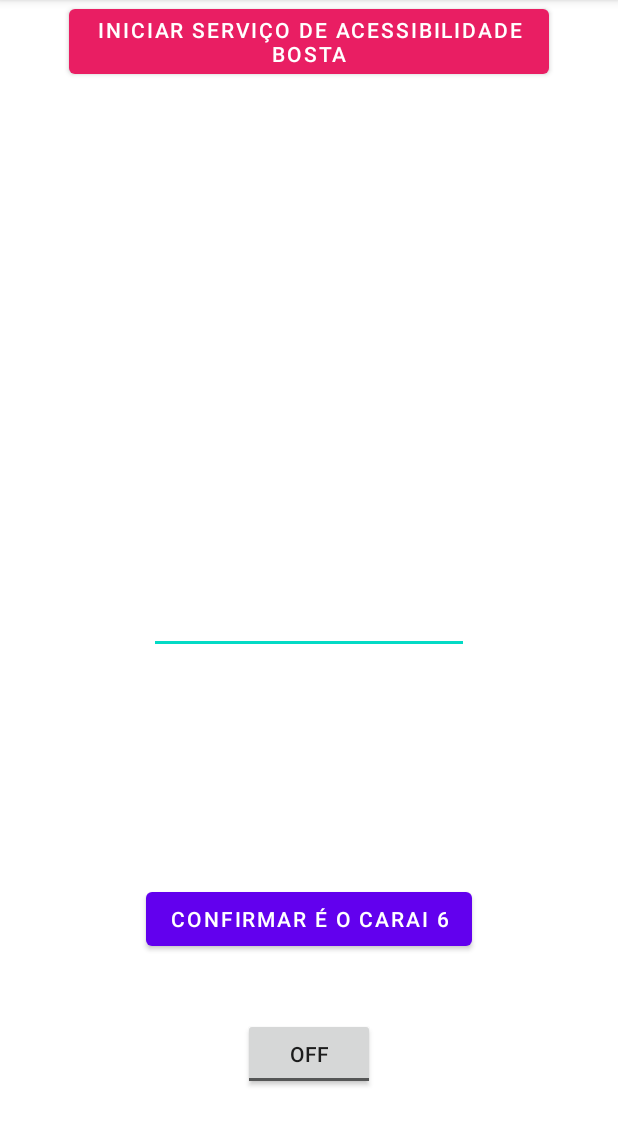
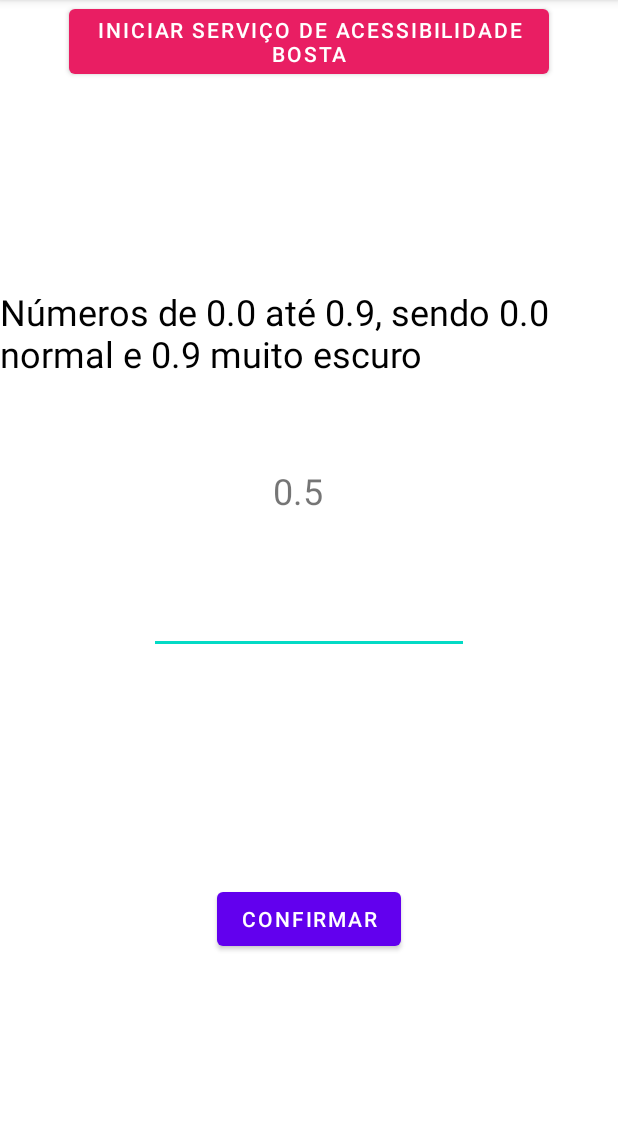
Before and after one commit to ulibte/SBDimmer, an Android app: the screen it shows after launch (MainActivity), on a phone screen of 412 x 824 dp, the part 84-1230 px from its top. Run offline under Robolectric (Android 15) with nearby library versions, the phone set to English and light mode, and no system bars.

Commit message:
deixei o valor na tela pro usario saber

```diff
--- a/app/src/main/java/com/outlook/ulibte/sbdimmer/AccessibilityServiceSBDimmer.kt
+++ b/app/src/main/java/com/outlook/ulibte/sbdimmer/AccessibilityServiceSBDimmer.kt
@@ -15,9 +15,8 @@ class AccessibilityServiceSBDimmer: AccessibilityService() {
     private lateinit var mSharedPreferenceNBDimmer: SharedPreferences
 
     private fun getDimAmount(): Float {
-        return mSharedPreferenceNBDimmer.getFloat("alpha", 0.5f)
+        return mSharedPreferenceNBDimmer.getFloat("dimAmount", 0.5f)
     }
-    //tentar contexto de outro lugar, testar da onde vem o contexto
 
     override fun onServiceConnected() {
         super.onServiceConnected()
@@ -36,7 +35,6 @@ class AccessibilityServiceSBDimmer: AccessibilityService() {
         layoutParams.height = WindowManager.LayoutParams.WRAP_CONTENT
         layoutParams.gravity = Gravity.TOP
         layoutParams.dimAmount = getDimAmount()
-        //layoutParams.alpha = 0.5f
 
         val inflater: LayoutInflater = LayoutInflater.from(this)
         inflater.inflate(R.layout.overlay_filter, mLayout)
--- a/app/src/main/java/com/outlook/ulibte/sbdimmer/MainActivity.kt
+++ b/app/src/main/java/com/outlook/ulibte/sbdimmer/MainActivity.kt
@@ -1,15 +1,13 @@
 package com.outlook.ulibte.sbdimmer
 
 import android.content.Context
+import android.os.Bundle
+import android.util.Log
+import android.widget.Button
+import android.widget.EditText
+import android.widget.TextView
+import android.widget.Toast
 import androidx.appcompat.app.AppCompatActivity
-import android.os.Bundle
-import android.text.Editable
-import android.text.TextWatcher
-import android.util.Log
-import android.widget.EditText
-import android.content.SharedPreferences
-
-
 
 
 class MainActivity : AppCompatActivity() {
@@ -20,24 +18,22 @@ class MainActivity : AppCompatActivity() {
         val sbDimmerPref = applicationContext.getSharedPreferences("SBDIMMER_PREF", Context.MODE_PRIVATE)
         val prefEditor = sbDimmerPref.edit()
 
-        val etAlphaNumber: EditText = findViewById(R.id.etFilterAlphaNumber)
-        etAlphaNumber.addTextChangedListener(object: TextWatcher {
-            override fun beforeTextChanged(s: CharSequence?, start: Int, count: Int, after: Int) {
+        val etDimNumber: EditText = findViewById(R.id.etDimNumber)
+        val bConfirm: Button = findViewById(R.id.bConfirm)
+        val tvShowDimNumber: TextView = findViewById(R.id.tvShowDimNumber)
+
+        tvShowDimNumber.text = sbDimmerPref.getFloat("dimAmount", 0.5f).toString()
+
+        bConfirm.setOnClickListener {
+            val dimNumber: Float? = etDimNumber.text.toString().toFloatOrNull()
+
+            if(dimNumber != null && dimNumber <= 0.9f){
+                prefEditor.putFloat("dimAmount", dimNumber)
+                prefEditor.apply()
+                Toast.makeText(this, "Confirmou", Toast.LENGTH_SHORT).show()
+                tvShowDimNumber.text = dimNumber.toString()
+                Log.i("tagBosta", sbDimmerPref.getFloat("dimAmount", 0.5f).toString() + " dimAmount after editing")
             }
-
-            override fun onTextChanged(s: CharSequence?, start: Int, before: Int, count: Int) {
-            }
-
-            override fun afterTextChanged(s: Editable?) {
-                val alphaInput: Float? = s.toString().toFloatOrNull()
-                if(alphaInput == null){
-                    Log.i("tagBosta", "Alpha input == null")
-                }else if (alphaInput <= 1.0){
-                    prefEditor.putFloat("alpha", alphaInput)
-                    prefEditor.apply()
-                    Log.i("tagBosta", sbDimmerPref.getFloat("alpha", 0.5f).toString() + " Alpha depois de editar")
-                }
-            }
-        })
+        }
     }
 }
--- a/app/src/main/res/layout/activity_main.xml
+++ b/app/src/main/res/layout/activity_main.xml
@@ -16,8 +16,37 @@
         app:layout_constraintStart_toStartOf="parent"
         app:layout_constraintTop_toTopOf="parent" />
 
+    <TextView
+        android:id="@+id/textView"
+        android:layout_width="wrap_content"
+        android:layout_height="wrap_content"
+        android:text="Números de 0.0 até 0.9, sendo 0.0 normal e 0.9 muito escuro"
+        android:textColor="@color/black"
+        android:textSize="24sp"
+        app:layout_constraintBottom_toTopOf="@+id/etDimNumber"
+        app:layout_constraintEnd_toEndOf="parent"
+        app:layout_constraintStart_toStartOf="parent"
+        app:layout_constraintTop_toBottomOf="@+id/bIniciar" />
+
+    <TextView
+        android:id="@+id/tvShowDimNumber"
+        android:layout_width="wrap_content"
+        android:layout_height="wrap_content"
+        android:layout_marginStart="169dp"
+        android:layout_marginTop="54dp"
+        android:layout_marginEnd="184dp"
+        android:layout_marginBottom="40dp"
+        app:layout_constraintBottom_toTopOf="@+id/etDimNumber"
+        app:layout_constraintEnd_toEndOf="parent"
+        app:layout_constraintStart_toStartOf="parent"
+        app:layout_constraintTop_toBottomOf="@+id/textView"
+        android:textSize="24sp"
+        />
+
+
+
     <EditText
-        android:id="@+id/etFilterAlphaNumber"
+        android:id="@+id/etDimNumber"
         android:layout_width="wrap_content"
         android:layout_height="wrap_content"
         android:ems="10"
@@ -27,27 +56,21 @@
         app:layout_constraintEnd_toEndOf="parent"
         app:layout_constraintStart_toStartOf="parent"
         app:layout_constraintTop_toBottomOf="@+id/bIniciar"
-        tools:ignore="SpeakableTextPresentCheck" />
+        tools:ignore="SpeakableTextPresentCheck"
+        android:autofillHints="0.0" />
 
     <Button
         android:id="@+id/bConfirm"
         android:layout_width="wrap_content"
         android:layout_height="wrap_content"
         android:layout_marginTop="21dp"
-        android:text="Confirmar é o carai 6"
+        android:text="Confirmar"
         app:layout_constraintBottom_toBottomOf="parent"
         app:layout_constraintEnd_toEndOf="parent"
         app:layout_constraintStart_toStartOf="parent"
-        app:layout_constraintTop_toBottomOf="@+id/etFilterAlphaNumber" />
+        app:layout_constraintTop_toBottomOf="@+id/etDimNumber" />
 
-    <ToggleButton
-        android:id="@+id/bDisableIn10Seconds"
-        android:layout_width="wrap_content"
-        android:layout_height="wrap_content"
-        android:text="Desativar em 10 segundos seu merda"
-        app:layout_constraintBottom_toBottomOf="parent"
-        app:layout_constraintEnd_toEndOf="parent"
-        app:layout_constraintStart_toStartOf="parent"
-        app:layout_constraintTop_toBottomOf="@+id/bConfirm" />
+
+
 
 </androidx.constraintlayout.widget.ConstraintLayout>
```
